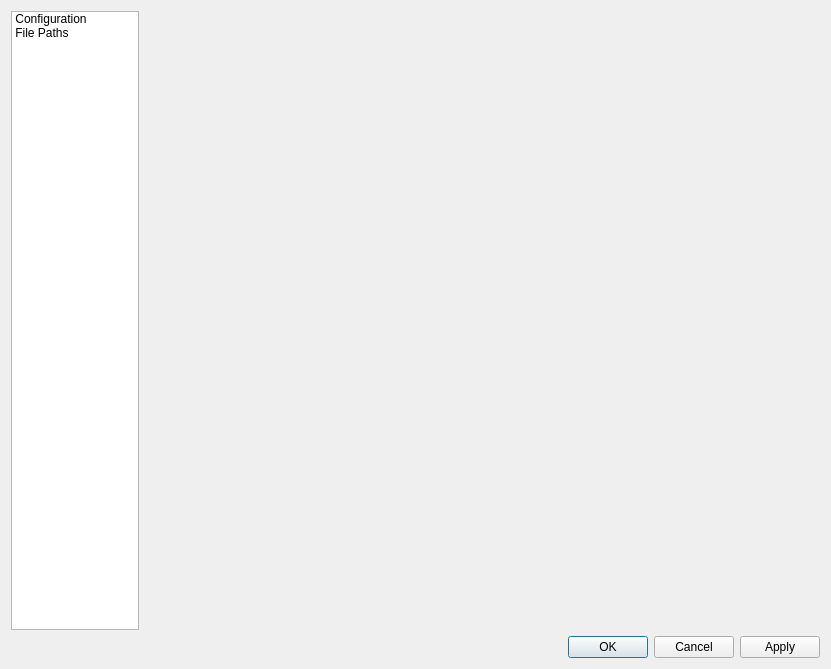
FashionFreedom/Seamly2D, file src/app/seamlyme/dialogs/dialogseamlymepreferences.ui: the form before one commit.
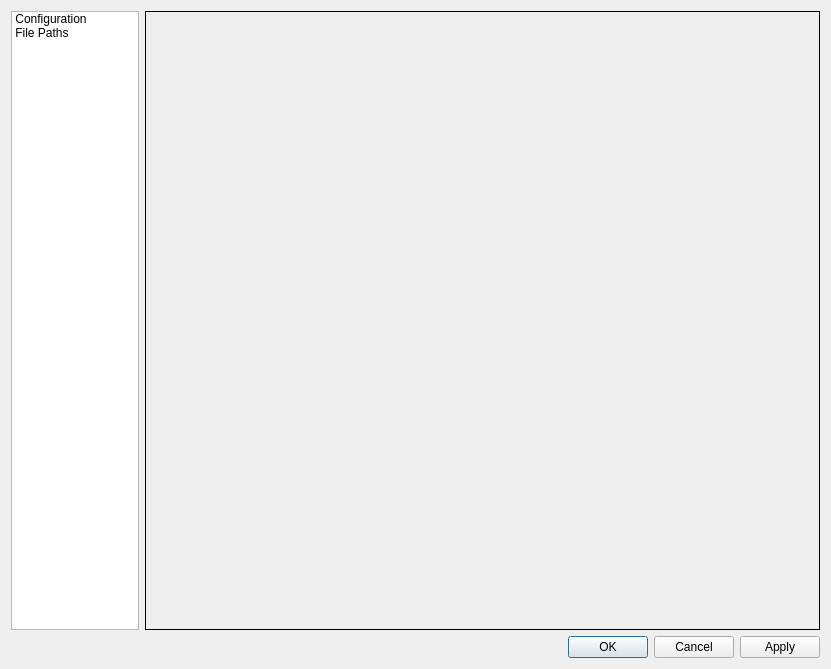
The form after the commit. Icons and pictures are not drawn.

```diff
--- a/src/app/seamlyme/dialogs/dialogseamlymepreferences.ui
+++ b/src/app/seamlyme/dialogs/dialogseamlymepreferences.ui
@@ -101,6 +101,9 @@
          <height>0</height>
         </size>
        </property>
+       <property name="frameShape">
+        <enum>QFrame::Box</enum>
+       </property>
        <widget class="QWidget" name="page_2"/>
       </widget>
      </item>
```
